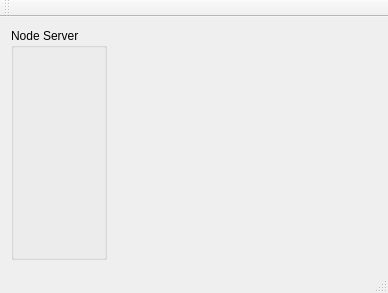
This is Software/JarvisServer/jarvisServer/gjarvisgui.ui in makespacemadrid/Jarvis as Qt 5 draws it before an edit. The edited form follows.
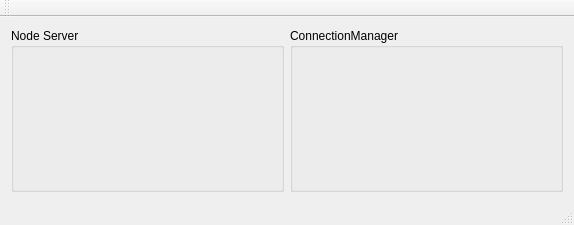
This is the edited form. Custom widgets are drawn as their Qt base class.

```diff
--- a/Software/JarvisServer/jarvisServer/gjarvisgui.ui
+++ b/Software/JarvisServer/jarvisServer/gjarvisgui.ui
@@ -6,15 +6,15 @@
    <rect>
     <x>0</x>
     <y>0</y>
-    <width>388</width>
-    <height>293</height>
+    <width>574</width>
+    <height>225</height>
    </rect>
   </property>
   <property name="windowTitle">
    <string>gJarvisgui</string>
   </property>
   <widget class="QWidget" name="centralWidget">
-   <layout class="QHBoxLayout" name="horizontalLayout">
+   <layout class="QHBoxLayout" name="horizontalLayout" stretch="2,2">
     <property name="sizeConstraint">
      <enum>QLayout::SetMinimumSize</enum>
     </property>
@@ -26,17 +26,11 @@
      </widget>
     </item>
     <item>
-     <spacer name="horizontalSpacer">
-      <property name="orientation">
-       <enum>Qt::Horizontal</enum>
+     <widget class="gJarvisConnectionManagerWidget" name="connManagerWidget">
+      <property name="title">
+       <string>ConnectionManager</string>
       </property>
-      <property name="sizeHint" stdset="0">
-       <size>
-        <width>40</width>
-        <height>20</height>
-       </size>
-      </property>
-     </spacer>
+     </widget>
     </item>
    </layout>
   </widget>
@@ -68,6 +62,12 @@
    <header>gjarvisserverwidget.h</header>
    <container>1</container>
   </customwidget>
+  <customwidget>
+   <class>gJarvisConnectionManagerWidget</class>
+   <extends>QGroupBox</extends>
+   <header>gjarvisconnectionmanagerwidget.h</header>
+   <container>1</container>
+  </customwidget>
  </customwidgets>
  <resources/>
  <connections/>
```
Left out of the diff: 2 changed lines with no effect on the pictures.
